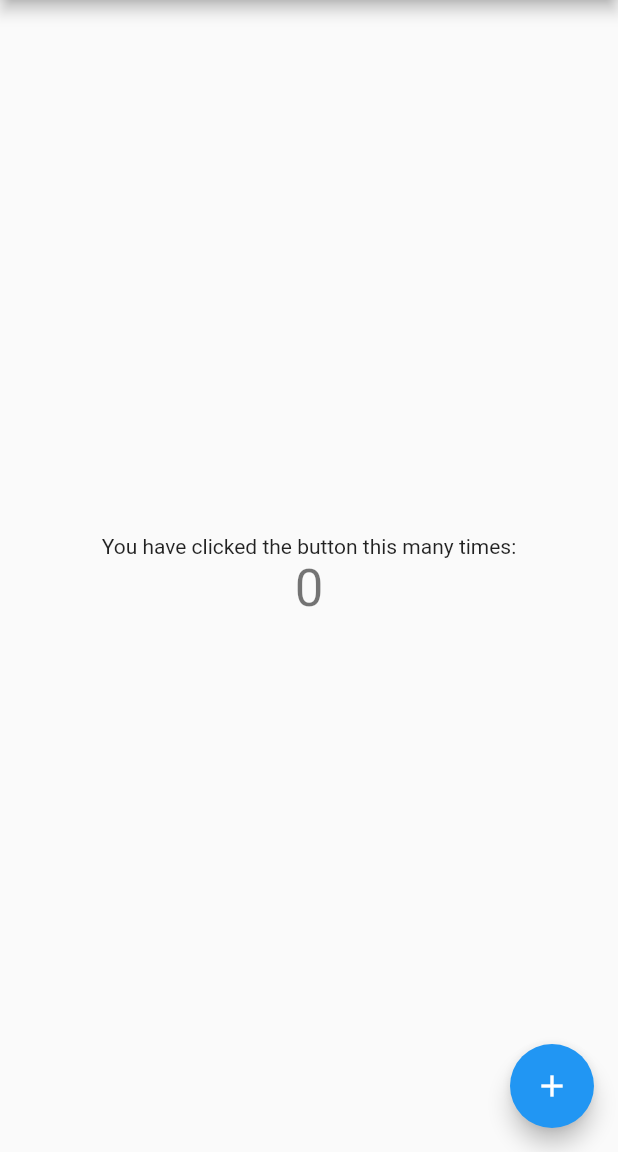
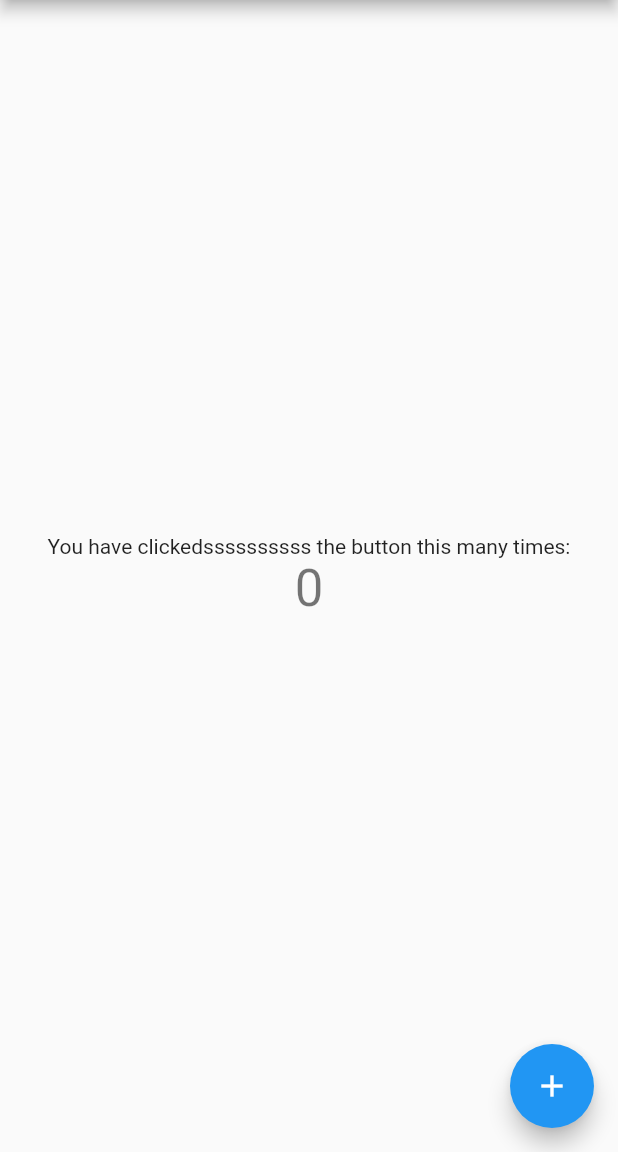
Before and after one commit to odese/flutter_game, a Flutter app: the screen it shows after launch, on a phone screen of 412 x 824 dp, the part 84-1236 px from its top. Run offline on Flutter 3.47's test engine with Material 2 defaults, Android fonts, the phone set to English and light mode, and no system bars.

Commit message:
deneme 1

```diff
--- a/lib/main.dart
+++ b/lib/main.dart
@@ -98,7 +98,7 @@ class _MyHomePageState extends State<MyHomePage> {
           mainAxisAlignment: MainAxisAlignment.center,
           children: <Widget>[
             Text(
-              'You have clicked the button this many times:',
+              'You have clickedssssssssss the button this many times:',
             ),
             Text(
               '$_counter',
```
